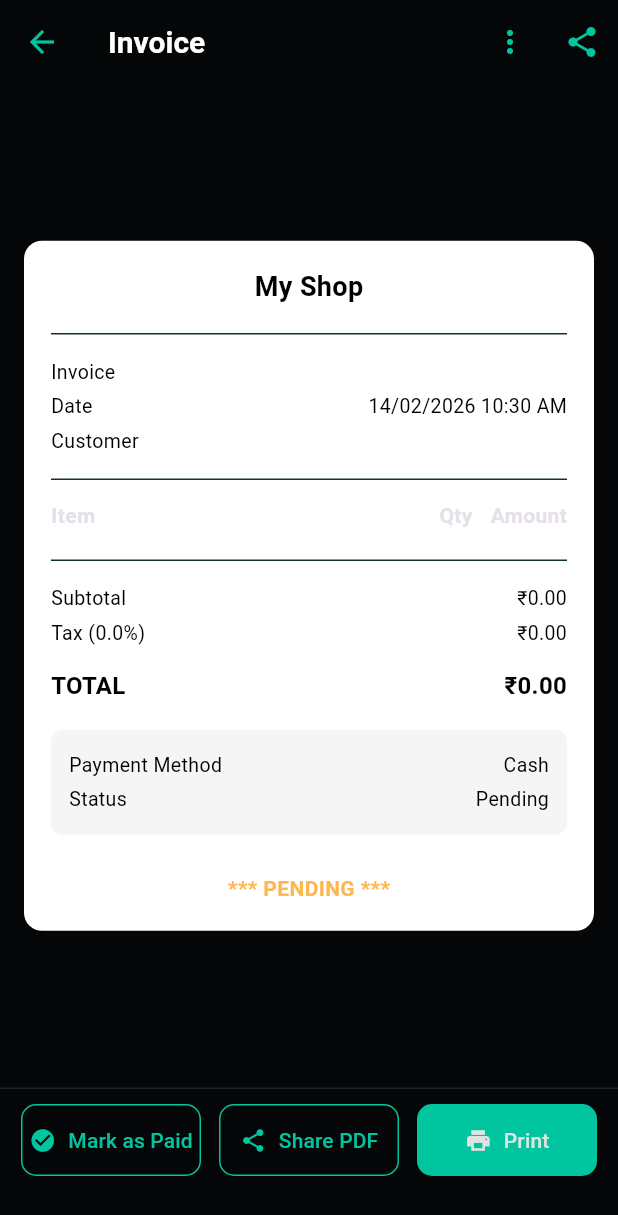
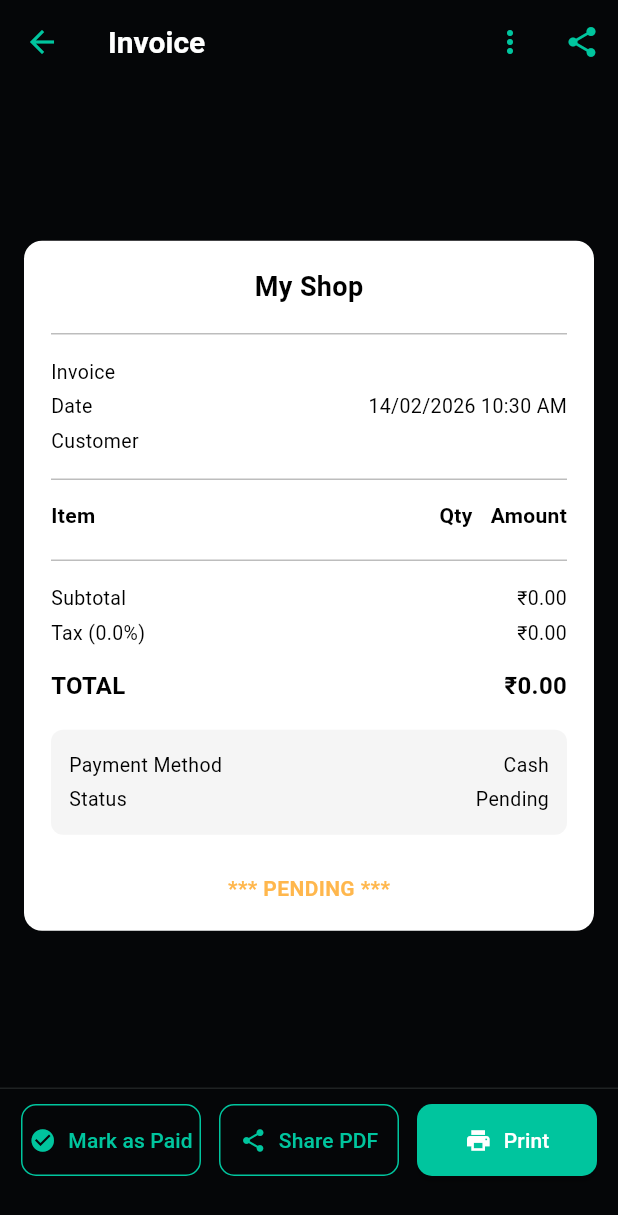
Before and after one commit to thomasmartinoa/billing_app, a Flutter app: the InvoiceReceiptScreen screen opened directly with empty values, on a phone screen of 412 x 824 dp. Shown: the top 1215 px of the screen. Run offline on Flutter 3.47's test engine with Material 3 defaults, Android fonts, the phone set to English and light mode, and no system bars; our stand-ins replace cloud_firestore, firebase_auth, firebase_core, google_sign_in, pdf, printing and 2 more; missing offline and left inert: blue_thermal_printer; accounts and stored records are empty.

Commit message:
fiexed UI

```diff
--- a/lib/screens/invoice_receipt_screen.dart
+++ b/lib/screens/invoice_receipt_screen.dart
@@ -402,7 +402,7 @@ class _InvoiceReceiptScreenState extends State<InvoiceReceiptScreen> {
               label: const Text('Preview & Print'),
               style: ElevatedButton.styleFrom(
                 backgroundColor: context.accent,
-                foregroundColor: context.textPrimary,
+                foregroundColor: Colors.white,
                 padding: const EdgeInsets.symmetric(vertical: 16),
               ),
             ),
@@ -548,7 +548,7 @@ class _InvoiceReceiptScreenState extends State<InvoiceReceiptScreen> {
                         Text('Tel: ${_shopSettings!.phone}',
                             style: const TextStyle(color: Colors.black54)),
 
-                      const Divider(height: 28),
+                      const Divider(height: 28, color: Colors.black26),
 
                       // INVOICE META
                       _row('Invoice', _invoice.invoiceNumber),
@@ -556,7 +556,7 @@ class _InvoiceReceiptScreenState extends State<InvoiceReceiptScreen> {
                       if (_invoice.customerName != null)
                         _row('Customer', _invoice.customerName!),
 
-                      const Divider(height: 28),
+                      const Divider(height: 28, color: Colors.black26),
 
                       // HEADER
                       _headerRow(),
@@ -572,7 +572,7 @@ class _InvoiceReceiptScreenState extends State<InvoiceReceiptScreen> {
                             amount: CurrencyFormatter.format(item.total),
                           )),
 
-                      const Divider(height: 28),
+                      const Divider(height: 28, color: Colors.black26),
 
                       // TOTALS
                       _row('Subtotal',
@@ -619,7 +619,7 @@ class _InvoiceReceiptScreenState extends State<InvoiceReceiptScreen> {
                           _shopSettings!.thankYouNote!.isNotEmpty)
                         Text(
                           _shopSettings!.thankYouNote!,
-                          style: TextStyle(color: context.textSecondary),
+                          style: const TextStyle(color: Colors.black54),
                         ),
 
                       const SizedBox(height: 8),
@@ -628,8 +628,8 @@ class _InvoiceReceiptScreenState extends State<InvoiceReceiptScreen> {
                           _invoice.notes!.isNotEmpty) ...[
                         Text(
                           'Note: ${_invoice.notes}',
-                          style: TextStyle(
-                              color: context.textSecondary, fontSize: AppFontSize.md),
+                          style: const TextStyle(
+                              color: Colors.black54, fontSize: AppFontSize.md),
                         ),
                         const SizedBox(height: 8),
                       ],
@@ -700,18 +700,18 @@ class _InvoiceReceiptScreenState extends State<InvoiceReceiptScreen> {
                 onPressed: _isPdfLoading ? null : _showPrintOptions,
                 style: ElevatedButton.styleFrom(
                   backgroundColor: context.accent,
-                  foregroundColor: context.textPrimary,
+                  foregroundColor: Colors.white,
                   padding: const EdgeInsets.symmetric(vertical: 14),
                 ),
                 child: Row(
                   mainAxisAlignment: MainAxisAlignment.center,
                   children: [
                     if (_isPdfLoading)
-                      SizedBox(
+                      const SizedBox(
                         width: 18,
                         height: 18,
                         child: CircularProgressIndicator(
-                            strokeWidth: 2, color: context.textPrimary),
+                            strokeWidth: 2, color: Colors.white),
                       )
                     else
                       const Icon(Icons.print),
@@ -785,10 +785,10 @@ class _InvoiceReceiptScreenState extends State<InvoiceReceiptScreen> {
       mainAxisAlignment: MainAxisAlignment.spaceBetween,
       children: [
         Expanded(
-            child: Text('Item', style: TextStyle(fontWeight: FontWeight.bold))),
-        Text('Qty', style: TextStyle(fontWeight: FontWeight.bold)),
+            child: Text('Item', style: TextStyle(fontWeight: FontWeight.bold, color: Colors.black))),
+        Text('Qty', style: TextStyle(fontWeight: FontWeight.bold, color: Colors.black)),
         SizedBox(width: 12),
-        Text('Amount', style: TextStyle(fontWeight: FontWeight.bold)),
+        Text('Amount', style: TextStyle(fontWeight: FontWeight.bold, color: Colors.black)),
       ],
     );
   }
@@ -814,9 +814,9 @@ class _InvoiceReceiptScreenState extends State<InvoiceReceiptScreen> {
               ],
             ),
           ),
-          Text(qty),
+          Text(qty, style: const TextStyle(color: Colors.black)),
           const SizedBox(width: 16),
-          Text(amount),
+          Text(amount, style: const TextStyle(color: Colors.black)),
         ],
       ),
     );
--- a/lib/screens/welcome.dart
+++ b/lib/screens/welcome.dart
@@ -116,7 +116,7 @@ class WelcomePage extends StatelessWidget {
                         child: ElevatedButton(
                           style: ElevatedButton.styleFrom(
                             backgroundColor: primary,
-                            foregroundColor: context.textPrimary,
+                            foregroundColor: Colors.white,
                             padding: const EdgeInsets.symmetric(vertical: 16),
                             shape: RoundedRectangleBorder(
                               borderRadius: BorderRadius.circular(12),
```
Also changed, not shown: lib/providers/theme_provider.dart (+14 -12 lines), lib/screens/login.dart (+7 -14 lines).
